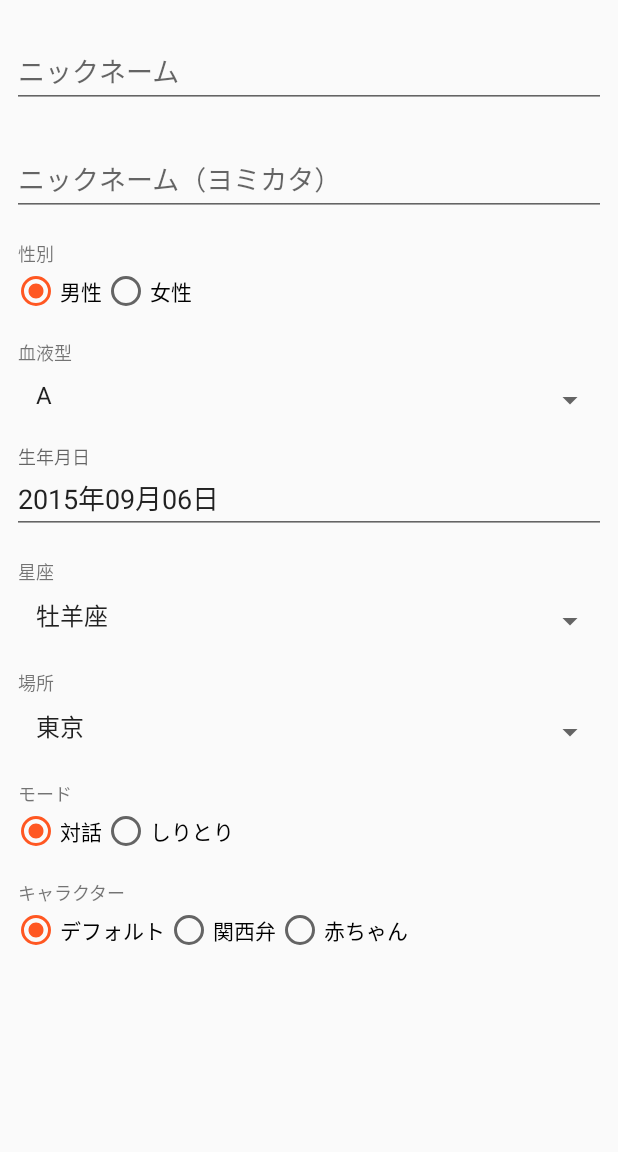
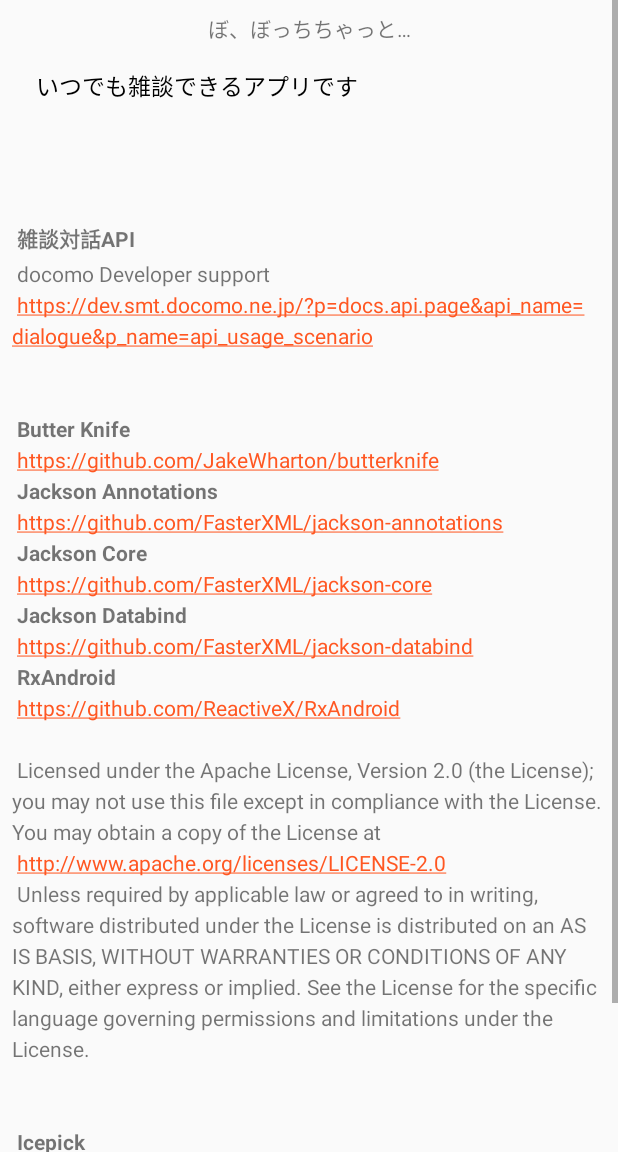
Before and after one commit to farundorL/Botchat, an Android app: the screen it shows after launch (MainActivity), in the side drawer, after a tap on "アプリについて", on a phone screen of 412 x 824 dp, the part 84-1236 px from its top. Run offline under Robolectric (Android 15) with nearby library versions, the phone set to English and light mode, and no system bars; our stand-ins replace ButterKnife; libraries missing offline, so code that uses them is left out: jp.ne.docomo, rx.android.schedulers, rx.functions, rx.schedulers, rx.subscriptions; 4 statements that could not run were skipped.

Commit message:
Aboutを追加

```diff
--- /dev/null
+++ b/app/src/main/java/com/farundorl/android/botchat/Fragment/AboutFragment.java
@@ -0,0 +1,25 @@
+package com.farundorl.android.botchat.Fragment;
+
+import android.os.Bundle;
+import android.app.Fragment;
+import android.view.LayoutInflater;
+import android.view.View;
+import android.view.ViewGroup;
+
+import com.farundorl.android.botchat.R;
+
+public class AboutFragment extends Fragment {
+
+    public static String TAG = AboutFragment.class.getSimpleName();
+
+    public static AboutFragment newInstance() {
+        return new AboutFragment();
+    }
+
+    @Override
+    public View onCreateView(LayoutInflater inflater, ViewGroup container,
+                             Bundle savedInstanceState) {
+        return inflater.inflate(R.layout.fragment_about, container, false);
+    }
+
+}
--- a/app/src/main/java/com/farundorl/android/botchat/MainActivity.java
+++ b/app/src/main/java/com/farundorl/android/botchat/MainActivity.java
@@ -12,6 +12,7 @@ import android.support.v7.widget.Toolbar;
 import android.view.View;
 import android.view.inputmethod.InputMethodManager;
 
+import com.farundorl.android.botchat.Fragment.AboutFragment;
 import com.farundorl.android.botchat.Fragment.AccountFragment;
 import com.farundorl.android.botchat.Fragment.TimeLineFragment;
 
@@ -79,6 +80,7 @@ public class MainActivity extends AppCompatActivity {
                 changeFragment(AccountFragment.newInstance(), AccountFragment.TAG);
                 break;
             case R.id.about:
+                changeFragment(AboutFragment.newInstance(), AboutFragment.TAG);
                 break;
         }
         drawer.closeDrawers();
--- /dev/null
+++ b/app/src/main/res/layout/fragment_about.xml
@@ -0,0 +1,43 @@
+<FrameLayout xmlns:android="http://schemas.android.com/apk/res/android"
+    xmlns:tools="http://schemas.android.com/tools"
+    android:layout_width="match_parent"
+    android:layout_height="match_parent"
+    tools:context="com.farundorl.android.botchat.Fragment.AboutFragment">
+
+    <ScrollView
+        android:layout_width="match_parent"
+        android:layout_height="wrap_content">
+
+        <LinearLayout
+            android:layout_width="match_parent"
+            android:layout_height="wrap_content"
+            android:orientation="vertical"
+            android:padding="8dp">
+
+            <TextView
+                android:layout_width="match_parent"
+                android:layout_height="wrap_content"
+                android:text="@string/about_title"
+                android:gravity="center" />
+
+            <TextView
+                android:layout_width="match_parent"
+                android:layout_height="wrap_content"
+                android:text="@string/about_description"
+                android:padding="16dp"
+                android:textSize="15sp"
+                android:textColor="@android:color/black" />
+
+            <TextView
+                android:layout_width="match_parent"
+                android:layout_height="wrap_content"
+                android:text="@string/about_libraries"
+                android:paddingTop="64dp"
+                android:autoLink="all"
+                android:lineSpacingMultiplier="1.3" />
+
+        </LinearLayout>
+
+    </ScrollView>
+
+</FrameLayout>
--- /dev/null
+++ b/app/src/main/res/values/strings_about.xml
@@ -0,0 +1,41 @@
+<?xml version="1.0" encoding="utf-8"?>
+<resources>
+    <string name="about_title">ぼ、ぼっちちゃっと…</string>
+    <string name="about_description">いつでも雑談できるアプリです</string>
+    <string name="about_libraries">
+
+        <b>雑談対話API</b> \n
+        docomo Developer support \n
+        https://dev.smt.docomo.ne.jp/?p=docs.api.page&amp;api_name=dialogue&amp;p_name=api_usage_scenario \n
+        \n
+        \n
+
+        <b>Butter Knife</b> \n
+        https://github.com/JakeWharton/butterknife \n
+
+        <b>Jackson Annotations</b> \n
+        https://github.com/FasterXML/jackson-annotations \n
+        <b>Jackson Core</b> \n
+        https://github.com/FasterXML/jackson-core \n
+        <b>Jackson Databind</b> \n
+        https://github.com/FasterXML/jackson-databind \n
+
+        <b>RxAndroid</b> \n
+        https://github.com/ReactiveX/RxAndroid \n
+        \n
+
+        Licensed under the Apache License, Version 2.0 (the "License"); you may not use this file except in compliance with the License. You may obtain a copy of the License at \n
+        http://www.apache.org/licenses/LICENSE-2.0 \n
+        Unless required by applicable law or agreed to in writing, software distributed under the License is distributed on an "AS IS" BASIS, WITHOUT WARRANTIES OR CONDITIONS OF ANY KIND, either express or implied. See the License for the specific language governing permissions and limitations under the License. \n
+        \n
+        \n
+
+        <b>Icepick</b> \n
+        https://github.com/frankiesardo/icepick \n
+
+        Eclipse Public License 1.0 \n
+        https://www.eclipse.org/legal/epl-v10.html \n
+        \n
+
+    </string>
+</resources>
```
